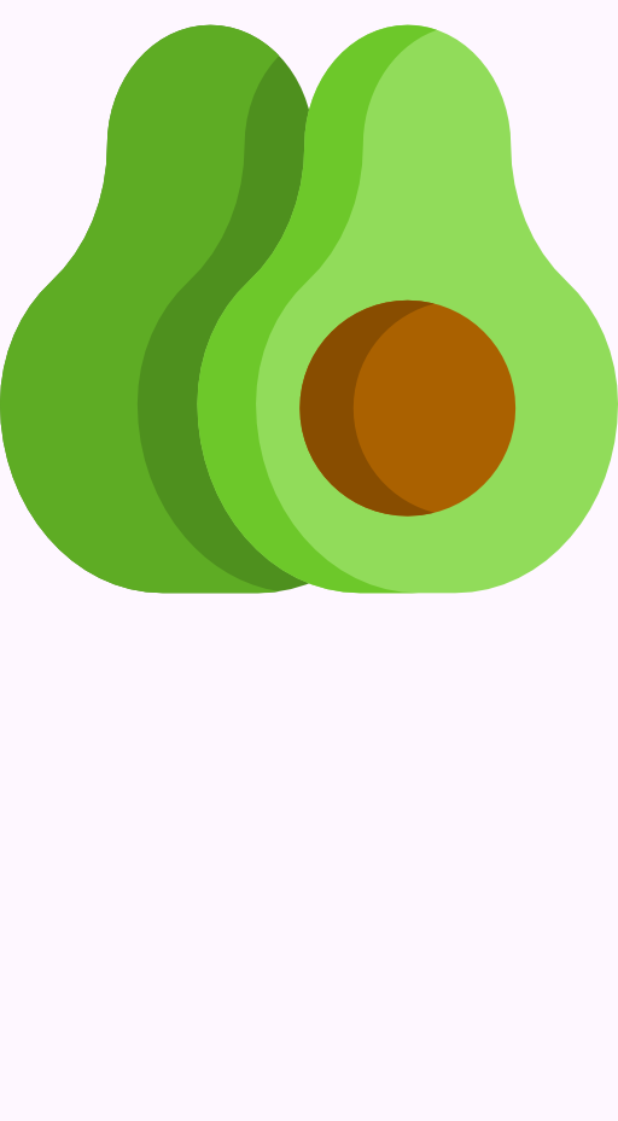
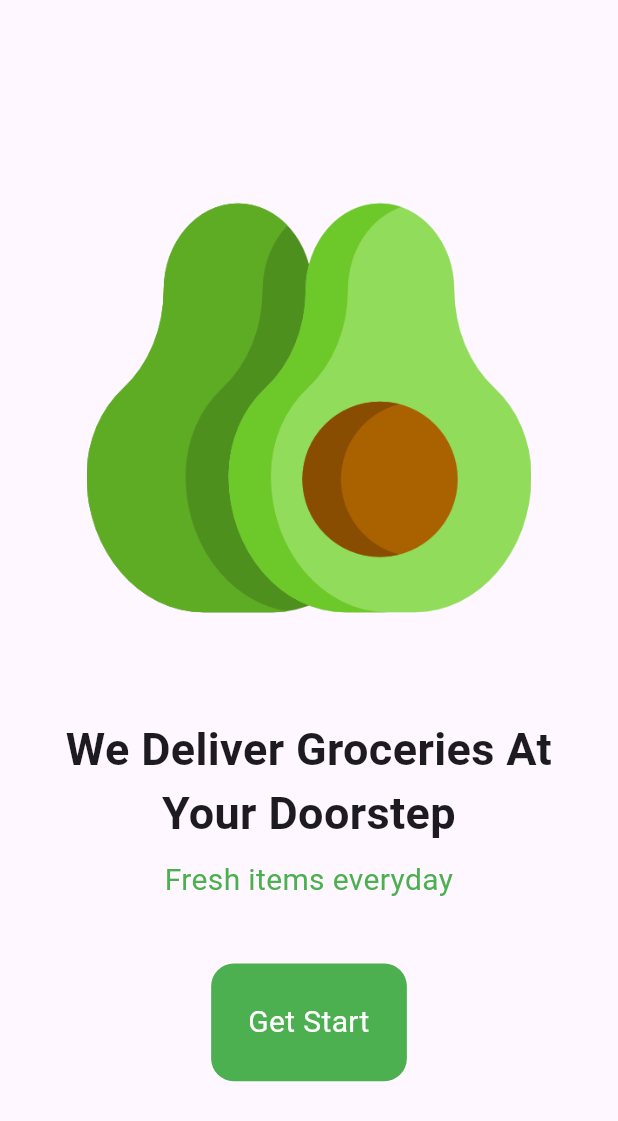
Before and after one commit to NurhayatYurtaslan/grocery_shop_app, a Flutter app: the screen it shows after launch, on a phone screen of 412 x 824 dp. Shown: the top 1121 px of the screen. Run offline on Flutter 3.47's test engine with Material 3 defaults, Android fonts, the phone set to English and light mode, and no system bars.

Commit message:
add ✨:into page

```diff
--- a/lib/app/view/intro_view/view_intro.dart
+++ b/lib/app/view/intro_view/view_intro.dart
@@ -9,10 +9,41 @@ class IntroView extends StatelessWidget {
     return Scaffold(
       body: Column(
         children: [
+          SizedBox(height: MediaQuery.of(context).size.height * 0.08),
           Padding(
-            padding: const EdgeInsets.all(0),
+            padding: EdgeInsets.all(MediaQuery.of(context).size.height * 0.07),
             child: Image.asset(Assets.images.png.avocado.path),
-          )
+          ),
+          Padding(
+            padding: EdgeInsetsDirectional.symmetric(
+                horizontal: MediaQuery.of(context).size.height * 0.05),
+            child: const Text(
+              "We Deliver Groceries At Your Doorstep",
+              textAlign: TextAlign.center,
+              style: TextStyle(
+                fontSize: 30,
+                fontWeight: FontWeight.bold,
+              ),
+            ),
+          ),
+          SizedBox(height: MediaQuery.of(context).size.height * 0.01),
+          const Text(
+            "Fresh items everyday",
+            textAlign: TextAlign.center,
+            style: TextStyle(color: Colors.green, fontSize: 20),
+          ),
+          SizedBox(height: MediaQuery.of(context).size.height * 0.05),
+          //get started button
+          Container(
+              decoration: BoxDecoration(
+                  color: Colors.green, borderRadius: BorderRadius.circular(15)),
+              padding:
+                  EdgeInsets.all(MediaQuery.of(context).size.height * 0.03),
+              child: const Text(
+                "Get Start",
+                textAlign: TextAlign.center,
+                style: TextStyle(color: Colors.white, fontSize: 20),
+              ))
         ],
       ),
     );
```
